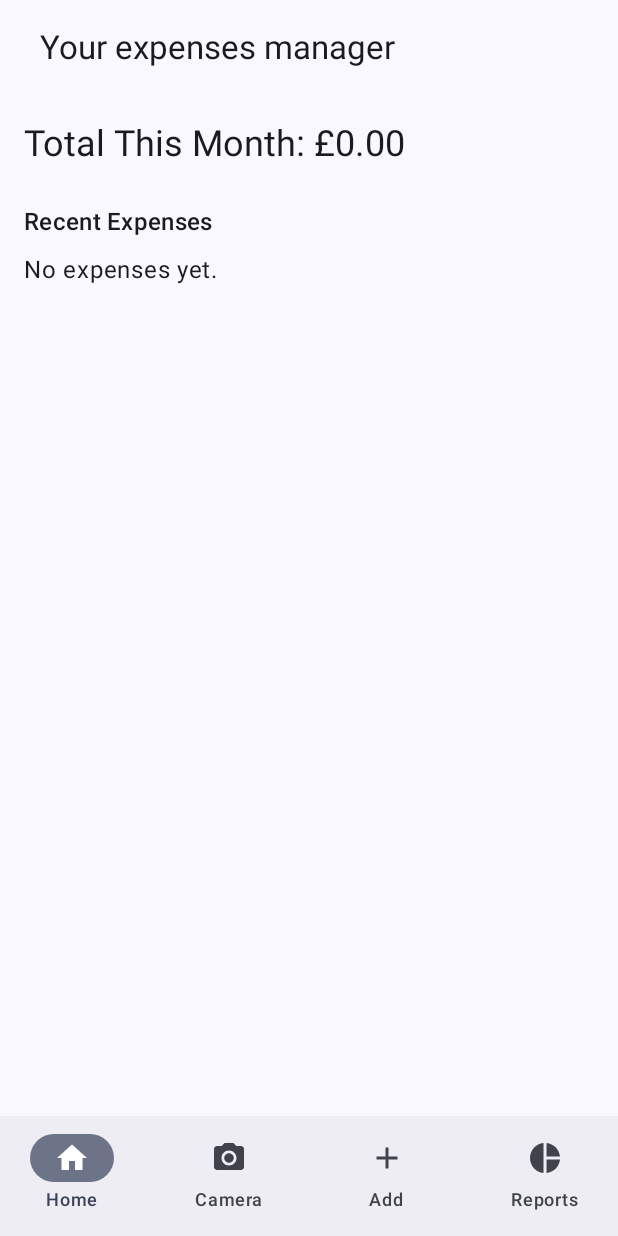
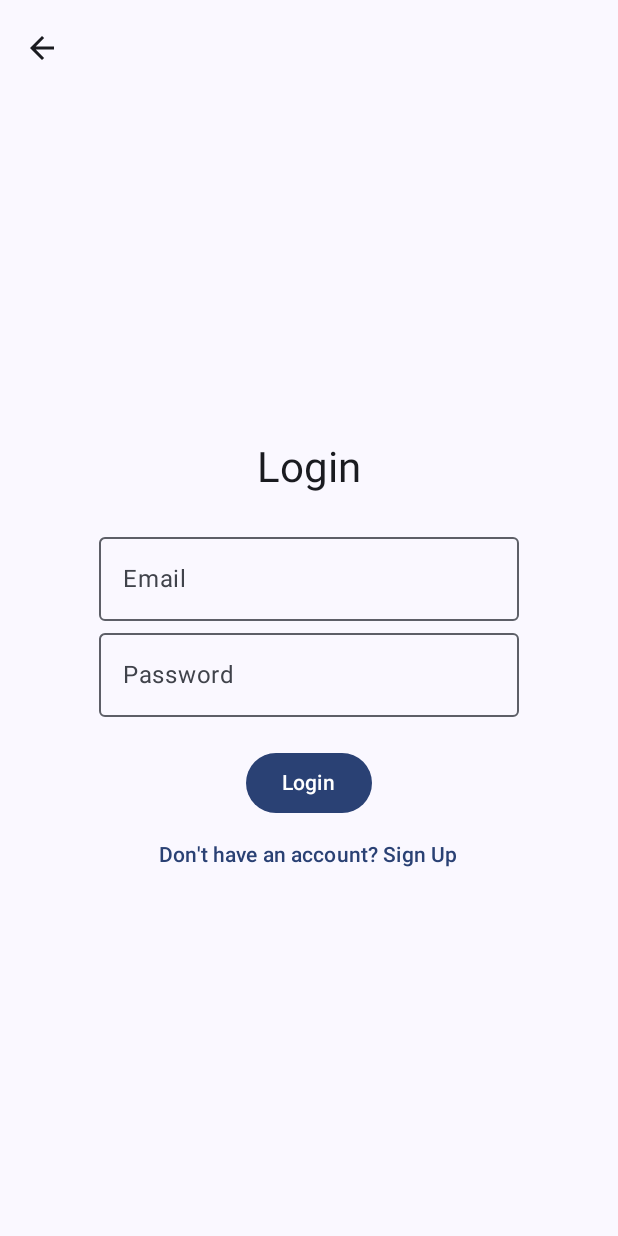
Before and after one commit to ManikalaRaju/PersonalFinanceAnalyzer-App, an Android app built with Jetpack Compose: the screen it shows after launch (MainActivity), on a phone screen of 412 x 824 dp. Run offline under Robolectric (Android 15) with nearby library versions, the phone set to English and light mode, and no system bars; our stand-ins replace Firebase (no records; nobody signed in at launch, a user with empty details on screens opened directly), Room's generated code.

Commit message:
Sprint5 (Progress)Login/Signup setUp,firebase Authentication

```diff
--- a/app/build.gradle.kts
+++ b/app/build.gradle.kts
@@ -65,6 +65,7 @@ android {
         implementation("androidx.navigation:navigation-compose:2.7.7")
 
         // Firebase, Camera, OCR
+        implementation("com.google.firebase:firebase-auth:22.3.1")
         implementation("com.airbnb.android:lottie-compose:6.2.0")
         implementation("androidx.compose.material:material-icons-extended")
         implementation("androidx.camera:camera-camera2:1.4.2")
--- a/app/src/main/java/uk/ac/tees/mad/S3470478/AppNavHost.kt
+++ b/app/src/main/java/uk/ac/tees/mad/S3470478/AppNavHost.kt
@@ -1,13 +1,16 @@
 package uk.ac.tees.mad.s3470478
 
-import androidx.compose.foundation.layout.*
+import androidx.compose.foundation.layout.padding
 import androidx.compose.material.icons.Icons
 import androidx.compose.material.icons.filled.ArrowBack
 import androidx.compose.material3.*
 import androidx.compose.runtime.*
 import androidx.compose.ui.Modifier
-import androidx.navigation.*
+import androidx.navigation.NavHostController
+import androidx.navigation.NavType
 import androidx.navigation.compose.*
+import androidx.navigation.navArgument
+import uk.ac.tees.mad.s3470478.viewmodel.AuthenticationViewModel
 import uk.ac.tees.mad.s3470478.viewmodel.ExpenseViewModel
 
 @OptIn(ExperimentalMaterial3Api::class)
@@ -15,13 +18,13 @@ import uk.ac.tees.mad.s3470478.viewmodel.ExpenseViewModel
 fun AppNavHost(
     navController: NavHostController,
     viewModel: ExpenseViewModel,
-    padding: PaddingValues
+    authViewModel: AuthenticationViewModel
 ) {
     val currentBackStack by navController.currentBackStackEntryAsState()
-    val currentRoute = currentBackStack?.destination?.route ?: "home"
+    val currentRoute = currentBackStack?.destination?.route ?: "splash"
 
     val showBottomBar = currentRoute == "home"
-    val showTopBar = !showBottomBar
+    val showTopBar = !showBottomBar && currentRoute != "splash"
 
     val screenTitle = when {
         currentRoute.startsWith("add") -> "Add Expense"
@@ -52,9 +55,18 @@ fun AppNavHost(
     ) { innerPadding ->
         NavHost(
             navController = navController,
-            startDestination = "home",
+            startDestination = "splash",
             modifier = Modifier.padding(innerPadding)
         ) {
+            composable("splash") {
+                    SplashScreen(navController = navController, viewModel = authViewModel)
+            }
+            composable("login") {
+                LoginScreen(navController = navController, viewModel = authViewModel)
+            }
+            composable("signup") {
+                SignupScreen(navController = navController, viewModel = authViewModel)
+            }
             composable("home") {
                 HomeScreen(navController, viewModel)
             }
--- /dev/null
+++ b/app/src/main/java/uk/ac/tees/mad/S3470478/LoginScreen.kt
@@ -0,0 +1,83 @@
+package uk.ac.tees.mad.s3470478
+
+import androidx.compose.foundation.layout.*
+import androidx.compose.material3.*
+import androidx.compose.runtime.*
+import androidx.compose.ui.Alignment
+import androidx.compose.ui.Modifier
+import androidx.compose.ui.text.input.PasswordVisualTransformation
+import androidx.compose.ui.unit.dp
+import androidx.navigation.NavHostController
+import uk.ac.tees.mad.s3470478.viewmodel.AuthenticationViewModel
+import uk.ac.tees.mad.s3470478.viewmodel.AuthUiState
+
+@Composable
+fun LoginScreen(
+    navController: NavHostController,
+    viewModel: AuthenticationViewModel
+) {
+    var email by remember { mutableStateOf("") }
+    var password by remember { mutableStateOf("") }
+    val uiState by viewModel.uiState.collectAsState()
+
+    LaunchedEffect(uiState) {
+        if (uiState is AuthUiState.Success) {
+            navController.navigate("home") {
+                popUpTo("login") { inclusive = true }
+            }
+            viewModel.resetState()
+        }
+    }
+
+    Column(
+        modifier = Modifier
+            .fillMaxSize()
+            .padding(24.dp),
+        verticalArrangement = Arrangement.Center,
+        horizontalAlignment = Alignment.CenterHorizontally
+    ) {
+        Text("Login", style = MaterialTheme.typography.headlineMedium)
+
+        Spacer(modifier = Modifier.height(20.dp))
+
+        OutlinedTextField(
+            value = email,
+            onValueChange = { email = it },
+            label = { Text("Email") },
+            singleLine = true
+        )
+
+        OutlinedTextField(
+            value = password,
+            onValueChange = { password = it },
+            label = { Text("Password") },
+            visualTransformation = PasswordVisualTransformation(),
+            singleLine = true
+        )
+
+        Spacer(modifier = Modifier.height(20.dp))
+
+        Button(
+            onClick = { viewModel.login(email.trim(), password.trim()) },
+            enabled = uiState !is AuthUiState.Loading
+        ) {
+            Text("Login")
+        }
+
+        TextButton(onClick = { navController.navigate("signup") }) {
+            Text("Don't have an account? Sign Up")
+        }
+
+        if (uiState is AuthUiState.Loading) {
+            CircularProgressIndicator(modifier = Modifier.padding(top = 16.dp))
+        }
+
+        if (uiState is AuthUiState.Error) {
+            Text(
+                text = (uiState as AuthUiState.Error).message,//Unresolved reference 'message'.
+                color = MaterialTheme.colorScheme.error,
+                modifier = Modifier.padding(top = 8.dp)
+            )
+        }
+    }
+}
--- a/app/src/main/java/uk/ac/tees/mad/S3470478/MainActivity.kt
+++ b/app/src/main/java/uk/ac/tees/mad/S3470478/MainActivity.kt
@@ -3,35 +3,29 @@ package uk.ac.tees.mad.s3470478
 import android.os.Bundle
 import androidx.activity.ComponentActivity
 import androidx.activity.compose.setContent
-import androidx.compose.material3.*
-import androidx.compose.runtime.*
-import androidx.lifecycle.viewmodel.compose.viewModel
+import androidx.activity.viewModels
+import androidx.compose.material3.Surface
 import androidx.navigation.compose.rememberNavController
 import uk.ac.tees.mad.s3470478.ui.theme.PersonalFinanceAnalyzerTheme
+import uk.ac.tees.mad.s3470478.viewmodel.AuthenticationViewModel
 import uk.ac.tees.mad.s3470478.viewmodel.ExpenseViewModel
 
 class MainActivity : ComponentActivity() {
+
+    private val expenseViewModel: ExpenseViewModel by viewModels()
+    private val authViewModel: AuthenticationViewModel by viewModels()
+
     override fun onCreate(savedInstanceState: Bundle?) {
         super.onCreate(savedInstanceState)
         setContent {
             PersonalFinanceAnalyzerTheme {
-                val navController = rememberNavController()
-                val viewModel: ExpenseViewModel = viewModel()
-
-                val currentRoute by remember {
-                    derivedStateOf {
-                        navController.currentBackStackEntry?.destination?.route
-                    }
-                }
-
-                Scaffold(
-                    bottomBar = {
-                        if (currentRoute == "home") {
-                            BottomNavigationBar(navController)
-                        }
-                    }
-                ) { padding ->
-                    AppNavHost(navController = navController, viewModel = viewModel, padding = padding)
+                Surface {
+                    val navController = rememberNavController()
+                    AppNavHost(
+                        navController = navController,
+                        viewModel = expenseViewModel,
+                        authViewModel = authViewModel
+                    )
                 }
             }
         }
--- a/app/src/main/java/uk/ac/tees/mad/S3470478/SplashScreen.kt
+++ b/app/src/main/java/uk/ac/tees/mad/S3470478/SplashScreen.kt
@@ -1,11 +1,13 @@
 package uk.ac.tees.mad.s3470478
 
+import androidx.compose.runtime.getValue
 import androidx.compose.foundation.background
 import androidx.compose.foundation.layout.*
 import androidx.compose.material3.MaterialTheme
 import androidx.compose.material3.Text
 import androidx.compose.runtime.Composable
 import androidx.compose.runtime.LaunchedEffect
+import androidx.compose.runtime.collectAsState
 import androidx.compose.ui.Alignment
 import androidx.compose.ui.Modifier
 import androidx.compose.ui.graphics.Color
@@ -14,13 +16,26 @@ import androidx.compose.ui.unit.dp
 import androidx.compose.ui.unit.sp
 import androidx.navigation.NavHostController
 import kotlinx.coroutines.delay
+import uk.ac.tees.mad.s3470478.viewmodel.AuthenticationViewModel
+import uk.ac.tees.mad.s3470478.viewmodel.ExpenseViewModel
 
 @Composable
-fun SplashScreen(navController: NavHostController) {
+fun SplashScreen(
+    navController: NavHostController,
+    viewModel: AuthenticationViewModel
+) {
+    val isLoggedIn by viewModel.isLoggedIn.collectAsState(initial = false)
+
     LaunchedEffect(true) {
         delay(2000)
-        navController.navigate("home") {
-            popUpTo("splash") { inclusive = true }
+        if (isLoggedIn) {
+            navController.navigate("home") {
+                popUpTo("splash") { inclusive = true }
+            }
+        } else {
+            navController.navigate("login") {
+                popUpTo("splash") { inclusive = true }
+            }
         }
     }
 
--- /dev/null
+++ b/app/src/main/java/uk/ac/tees/mad/S3470478/viewmodel/AuthUiState.kt
@@ -0,0 +1,8 @@
+package uk.ac.tees.mad.s3470478.viewmodel
+
+sealed class AuthUiState {
+    object Idle : AuthUiState()
+    object Loading : AuthUiState()
+    data class Success(val message: String) : AuthUiState()
+    data class Error(val message: String) : AuthUiState()
+}
```
Also changed, not shown: app/src/main/java/uk/ac/tees/mad/S3470478/MainScreen.kt (+7 -3 lines), app/src/main/java/uk/ac/tees/mad/S3470478/SignupScreen.kt (added, +83 -0 lines), app/src/main/java/uk/ac/tees/mad/S3470478/viewmodel/AuthenticationViewModel.kt (added, +59 -0 lines).
